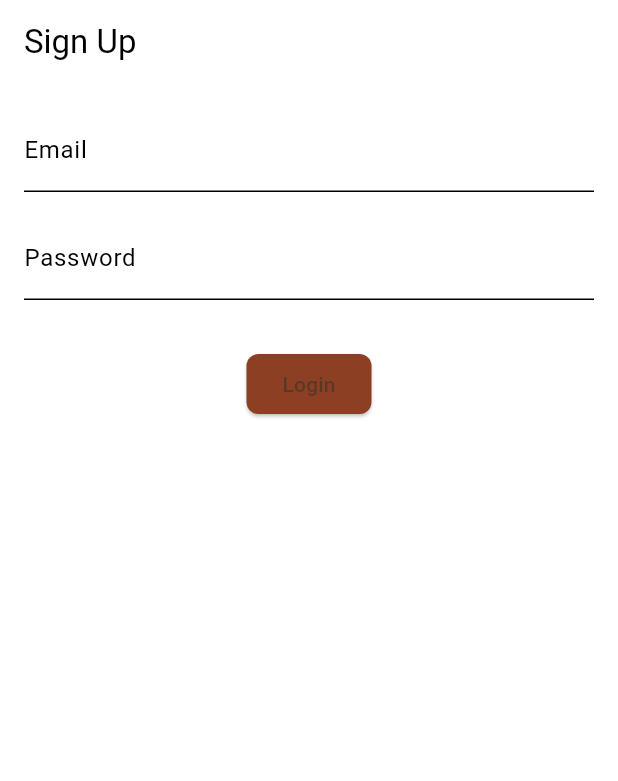
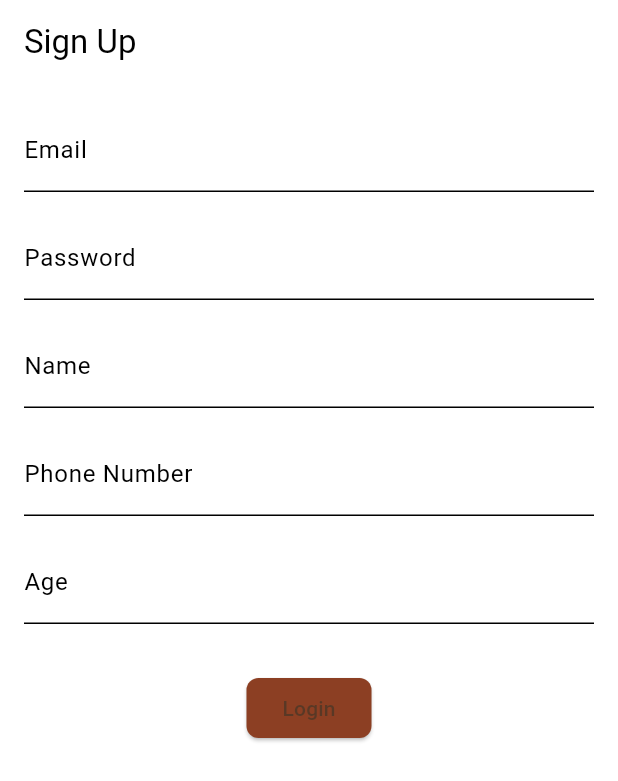
Before and after one commit to Snowy05/table-turn, a Flutter app: the screen it shows after launch, on a phone screen of 412 x 824 dp. Shown: the top 781 px of the screen. Run offline on Flutter 3.47's test engine with Material 3 defaults, Android fonts, the phone set to English and light mode, and no system bars; our stand-ins replace cloud_firestore, firebase_auth, firebase_core; accounts and stored records are empty.

Commit message:
signup extended, also created user model

```diff
--- /dev/null
+++ b/lib/Model/user.dart
@@ -0,0 +1,50 @@
+import 'package:cloud_firestore/cloud_firestore.dart';
+
+class AppUser {
+  final String uid;
+  final String email;
+  final String name;
+  final String phoneNumber;
+  final String age;
+  final List<String> favouriteGames;
+  final int loyaltyPoints;
+  final DateTime createdAt;
+
+  AppUser({
+    required this.uid,
+    required this.email,
+    required this.name,
+    required this.phoneNumber,
+    required this.age,
+    required this.favouriteGames,
+    required this.loyaltyPoints,
+    required this.createdAt,
+  });
+
+  //constructor to create user from firestore document
+
+  factory AppUser.fromMap(Map<String, dynamic> data, String documentId){
+    return AppUser(
+      uid: documentId,
+      email: data['email'] ?? '',
+      name: data['name'] ?? '',
+      phoneNumber: data['phoneNumber'] ?? '',
+      age: data['age'] ?? '',
+      favouriteGames: List<String>.from(data['favouriteGames'] ?? []),
+      loyaltyPoints: data['loyaltyPoints'] ?? 0,
+      createdAt: (data['createdAt'] as Timestamp?)?.toDate() ?? DateTime.now(),
+    );
+  }
+//converting user from firestore data
+  Map<String, dynamic> toMap() {
+    return {
+      'email': email,
+      'name': name,
+      'phoneNumber': phoneNumber,
+      'age': age,
+      'favouriteGames': favouriteGames,
+      'loyaltyPoints': loyaltyPoints,
+      'createdAt': createdAt,
+    };
+  }
+}
--- a/lib/View/SignUp.dart
+++ b/lib/View/SignUp.dart
@@ -15,6 +15,9 @@ class _SignUpPageState extends State<SignUpPage> {
   //logic here
   final TextEditingController _emailController = TextEditingController();
   final TextEditingController _passwordController = TextEditingController();
+  final TextEditingController _nameController = TextEditingController();
+  final TextEditingController _phoneNumberController = TextEditingController();
+  final TextEditingController _ageController = TextEditingController();
 
   Widget build(BuildContext context) {
     return Scaffold(
@@ -34,6 +37,23 @@ class _SignUpPageState extends State<SignUpPage> {
               decoration: InputDecoration(labelText: 'Password'),
               obscureText: true,
             ),
+            SizedBox(height: 16.0),
+            TextField(
+              controller: _nameController,
+              decoration: InputDecoration(labelText: 'Name'),
+            ),
+            SizedBox(height: 16.0),
+            TextField(
+              controller: _phoneNumberController,
+              decoration: InputDecoration(labelText: 'Phone Number'),
+              keyboardType: TextInputType.phone,
+            ),
+            SizedBox(height: 16.0),
+            TextField(
+              controller: _ageController,
+              decoration: InputDecoration(labelText: 'Age'),
+              keyboardType: TextInputType.number,
+            ),
             SizedBox(height: 32.0),
             LoginButton(text: 'Signup', onPressed:
               () async {
@@ -41,7 +61,12 @@ class _SignUpPageState extends State<SignUpPage> {
                   UserCredential userCredential = await AuthService().signUp(
                     _emailController.text,
                     _passwordController.text,
+                    _nameController.text,
+                    _phoneNumberController.text,
+                    _ageController.text,
                   );
+                  //if signup success go to login page else show error message
+                  Navigator.pushReplacementNamed(context, '/login');
                 } catch (e) {
                   ScaffoldMessenger.of(context).showSnackBar(
                     SnackBar(content: Text('Sign up failed: $e')),
--- a/pubspec.yaml
+++ b/pubspec.yaml
@@ -36,6 +36,7 @@ dependencies:
   cupertino_icons: ^1.0.8
   firebase_core: ^4.5.0
   firebase_auth: ^6.2.0
+  cloud_firestore:
   # js: ^0.6.7 (discontinued, removed)
 
 dev_dependencies:
```
Also changed, not shown: lib/Controller/AuthService.dart (+31 -2 lines), pubspec.lock, 3 other files.
